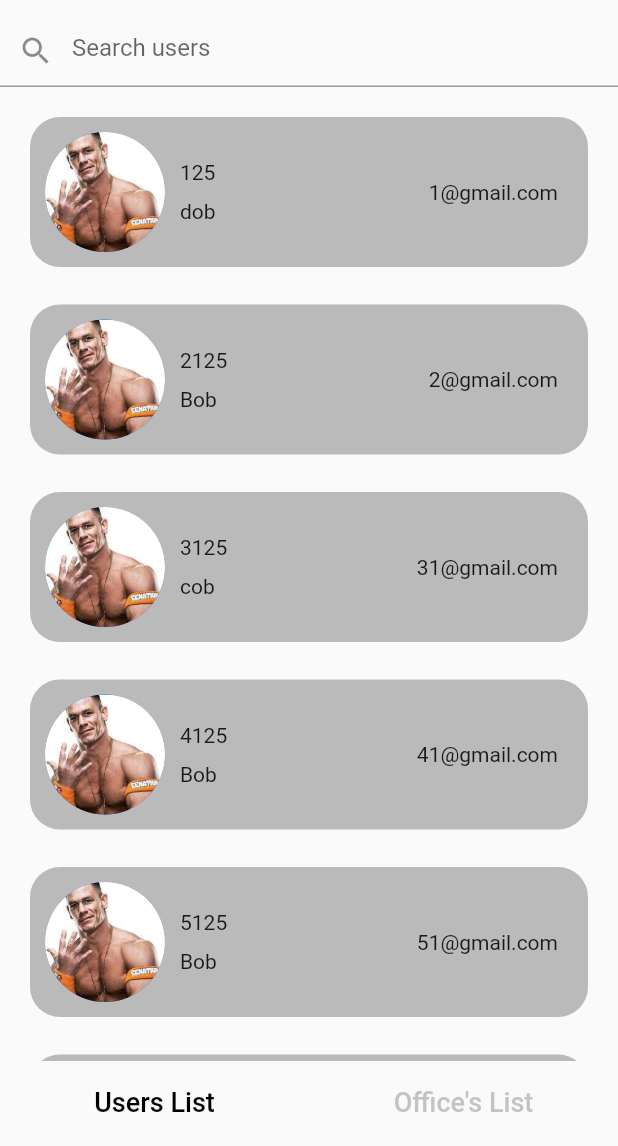
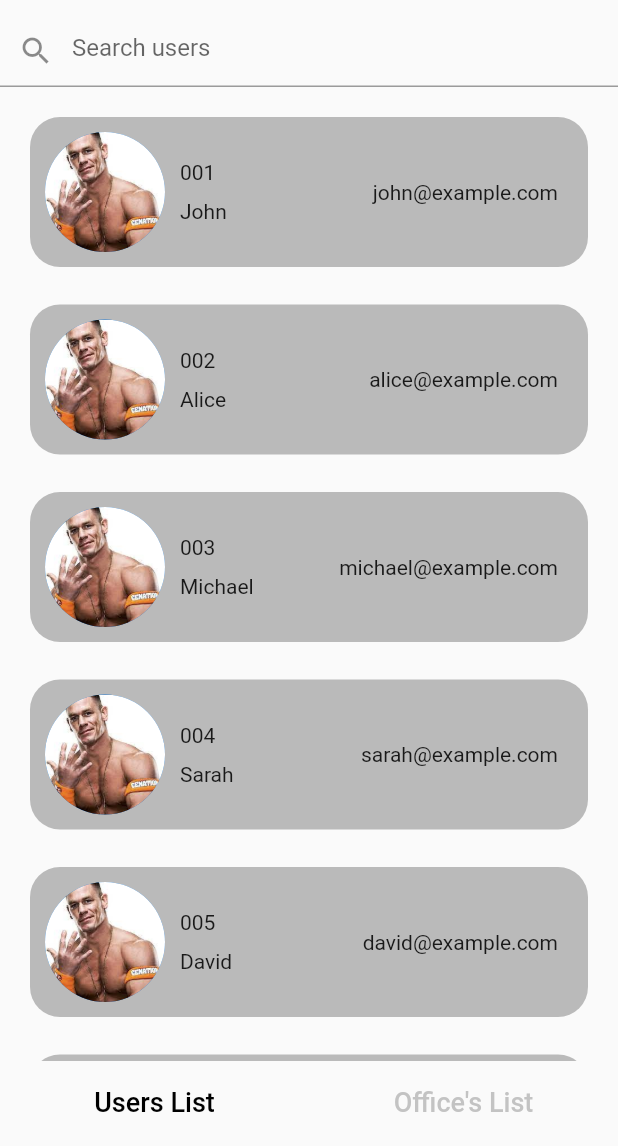
Before and after one commit to Ranbir-Netz/netsmartzApp, a Flutter app: the DEmo screen opened by its route, on a phone screen of 412 x 824 dp, the part 90-1236 px from its top. Run offline on Flutter 3.47's test engine with Material 2 defaults, Android fonts, the phone set to English and light mode, and no system bars.

Commit message:
Fetch From Json

```diff
--- /dev/null
+++ b/assets/inputs/user_inputs.json
@@ -0,0 +1,110 @@
+[
+    {
+        "firstName": "John",
+        "email": "john@example.com",
+        "empID": "001",
+        "img": "assets/images/download.jpeg"
+    },
+    {
+        "firstName": "Alice",
+        "email": "alice@example.com",
+        "empID": "002",
+        "img": "assets/images/download.jpeg"
+    },
+    {
+        "firstName": "Michael",
+        "email": "michael@example.com",
+        "empID": "003",
+        "img": "assets/images/download.jpeg"
+    },
+    {
+        "firstName": "Sarah",
+        "email": "sarah@example.com",
+        "empID": "004",
+        "img": "assets/images/download.jpeg"
+    },
+    {
+        "firstName": "David",
+        "email": "david@example.com",
+        "empID": "005",
+        "img": "assets/images/download.jpeg"
+    },
+    {
+        "firstName": "Emily",
+        "email": "emily@example.com",
+        "empID": "006",
+        "img": "assets/images/download.jpeg"
+    },
+    {
+        "firstName": "Daniel",
+        "email": "daniel@example.com",
+        "empID": "007",
+        "img": "assets/images/download.jpeg"
+    },
+    {
+        "firstName": "Olivia",
+        "email": "olivia@example.com",
+        "empID": "008",
+        "img": "assets/images/download.jpeg"
+    },
+    {
+        "firstName": "Matthew",
+        "email": "matthew@example.com",
+        "empID": "009",
+        "img": "assets/images/download.jpeg"
+    },
+    {
+        "firstName": "Sophia",
+        "email": "sophia@example.com",
+        "empID": "010",
+        "img": "assets/images/download.jpeg"
+    },
+    {
+        "firstName": "William",
+        "email": "william@example.com",
+        "empID": "011",
+        "img": "assets/images/download.jpeg"
+    },
+    {
+        "firstName": "Ava",
+        "email": "ava@example.com",
+        "empID": "012",
+        "img": "assets/images/download.jpeg"
+    },
+    {
+        "firstName": "James",
+        "email": "james@example.com",
+        "empID": "013",
+        "img": "assets/images/download.jpeg"
+    },
+    {
+        "firstName": "Isabella",
+        "email": "isabella@example.com",
+        "empID": "014",
+        "img": "assets/images/download.jpeg"
+    },
+    {
+        "firstName": "Benjamin",
+        "email": "benjamin@example.com",
+        "empID": "015",
+        "img": "assets/images/download.jpeg"
+    },
+    {
+        "firstName": "Mia",
+        "email": "mia@example.com",
+        "empID": "016",
+        "img": "assets/images/download.jpeg"
+    },
+    {
+        "firstName": "Alexander",
+        "email": "alexander@example.com",
+        "empID": "017",
+        "img": "assets/images/download.jpeg"
+    },
+    {
+        "firstName": "Charlotte",
+        "email": "charlotte@example.com",
+        "empID": "018",
+        "img": "assets/images/download.jpeg"
+    }
+]
--- a/lib/admin_screen.dart
+++ b/lib/admin_screen.dart
@@ -152,7 +152,7 @@ class _DEmoState extends State<DEmo> with TickerProviderStateMixin {
                     ),
                     Consumer<DataProvider>(
                       builder: (context, value, child) {
-                        List<Gate> office = value.offices;
+                        List<Gate> office = value.gates;
                         return Container(
                           child: Padding(
                             padding: const EdgeInsets.all(8.0),
--- a/lib/models/employee_model.dart
+++ b/lib/models/employee_model.dart
@@ -1,5 +1,3 @@
-import 'dart:ui';
-
 class Employee {
   String firstName;
   String? lastName;
@@ -9,17 +7,32 @@ class Employee {
   String? img;
   List<String>? authorizations;
 
-  Employee(
-      {required this.firstName,
-      this.lastName,
-      required this.email,
-      required this.empID,
-      this.contact,
-      this.img,
-      this.authorizations});
+  Employee({
+    required this.firstName,
+    this.lastName,
+    required this.email,
+    required this.empID,
+    this.contact,
+    this.img,
+    this.authorizations,
+  });
 
+  factory Employee.fromJson(Map<String, dynamic> json) {
+    return Employee(
+      firstName: json['firstName'],
+      lastName: json['lastName'],
+      email: json['email'],
+      empID: json['empID'],
+      contact: json['contact'],
+      img: json['img'],
+      authorizations: json['authorizations'] != null
+          ? List<String>.from(json['authorizations'])
+          : null,
+    );
+  }
   void printDetails() {
-    print('''
+    print(
+        '''
 Name: $firstName
 EmpId: $empID
 Authorizations: $authorizations''');
--- a/lib/provider/data.dart
+++ b/lib/provider/data.dart
@@ -1,8 +1,15 @@
+import 'dart:convert';
 import 'package:netsmartz/models/employee_model.dart';
 import 'package:netsmartz/models/gate_model.dart';
 import 'package:flutter/material.dart';
+import 'package:flutter/services.dart' as bundle;
 
 class DataProvider extends ChangeNotifier {
+  DataProvider() {
+    getGates();
+    getUsers();
+  }
+
   int _activePage = 0;
 
   int get activePage => _activePage;
@@ -12,79 +19,26 @@ class DataProvider extends ChangeNotifier {
     notifyListeners();
   }
 
-  List<Gate> _offices = [
-    Gate(
-        gateID: "1a",
-        gateName: "Main Gate",
-        img: "assets/images/chandigarh.jpg"),
-    Gate(gateID: "1b", gateName: "Exit", img: "assets/images/sebiz.jpg"),
-    Gate(gateID: "2", gateName: "Break Room", img: "assets/images/noida.jpg"),
-    Gate(
-        gateID: "3", gateName: "Confidential", img: "assets/images/mohali.jpg"),
-    Gate(
-        gateID: "3b",
-        gateName: "Meeting Room",
-        img: "assets/images/gurugram.jpg")
-  ];
+  List<Gate> _gates = [];
 
-  get offices => _offices;
+  get gates => _gates;
 
-  List<Employee> _users = [
-    Employee(
-      firstName: "dob",
-      email: "1@gmail.com",
-      empID: "125",
-      img: "assets/images/download.jpeg",
-    ),
-    Employee(
-      firstName: "Bob",
-      email: "2@gmail.com",
-      empID: "2125",
-      img: "assets/images/download.jpeg",
-    ),
-    Employee(
-      firstName: "cob",
-      email: "31@gmail.com",
-      empID: "3125",
-      img: "assets/images/download.jpeg",
-    ),
-    Employee(
-      firstName: "Bob",
-      email: "41@gmail.com",
-      empID: "4125",
-      img: "assets/images/download.jpeg",
-    ),
-    Employee(
-      firstName: "Bob",
-      email: "51@gmail.com",
-      empID: "5125",
-      img: "assets/images/download.jpeg",
-    ),
-    Employee(
-      firstName: "rob",
-      email: "61@gmail.com",
-      empID: "6125",
-      img: "assets/images/download.jpeg",
-    ),
-    Employee(
-      firstName: "Bob",
-      email: "71@gmail.com",
-      empID: "7125",
-      img: "assets/images/download.jpeg",
-    ),
-    Employee(
-      firstName: "Bob",
-      email: "81@gmail.com",
-      empID: "8125",
-      img: "assets/images/download.jpeg",
-    ),
-    Employee(
-      firstName: "Bob",
-      email: "91@gmail.com",
-      empID: "9125",
-      img: "assets/images/download.jpeg",
-    ),
-  ];
+  getGates() async {
+    var rseponse =
+        await bundle.rootBundle.loadString("assets/inputs/office_inputs.json");
+    final jsonList = jsonDecode(rseponse) as List<dynamic>;
+    _gates = jsonList.map((json) => Gate.fromJson(json)).toList();
+    notifyListeners();
+  }
 
+  List<Employee> _users = [];
   get users => _users;
+
+  getUsers() async {
+    var rseponse =
+        await bundle.rootBundle.loadString("assets/inputs/user_inputs.json");
+    final jsonList = jsonDecode(rseponse) as List<dynamic>;
+    _users = jsonList.map((json) => Employee.fromJson(json)).toList();
+    notifyListeners();
+  }
 }
--- a/pubspec.yaml
+++ b/pubspec.yaml
@@ -68,6 +68,8 @@ flutter:
   # To add assets to your application, add an assets section, like this:
   assets:
     - assets/images/
+    - assets/inputs/office_inputs.json
+    - assets/inputs/user_inputs.json
 
   # An image asset can refer to one or more resolution-specific "variants", see
   # https://flutter.dev/assets-and-images/#resolution-aware
```
Also changed, not shown: assets/inputs/office_inputs.json (added, +52 -0 lines), lib/employee_details.dart (+14 -14 lines), lib/inputs/office_inputs.json (deleted, +0 -22 lines), lib/models/gate_model.dart (+11 -3 lines), lib/welcome_screen.dart (+6 -2 lines), lib/inputs/user_inputs.json (deleted).
